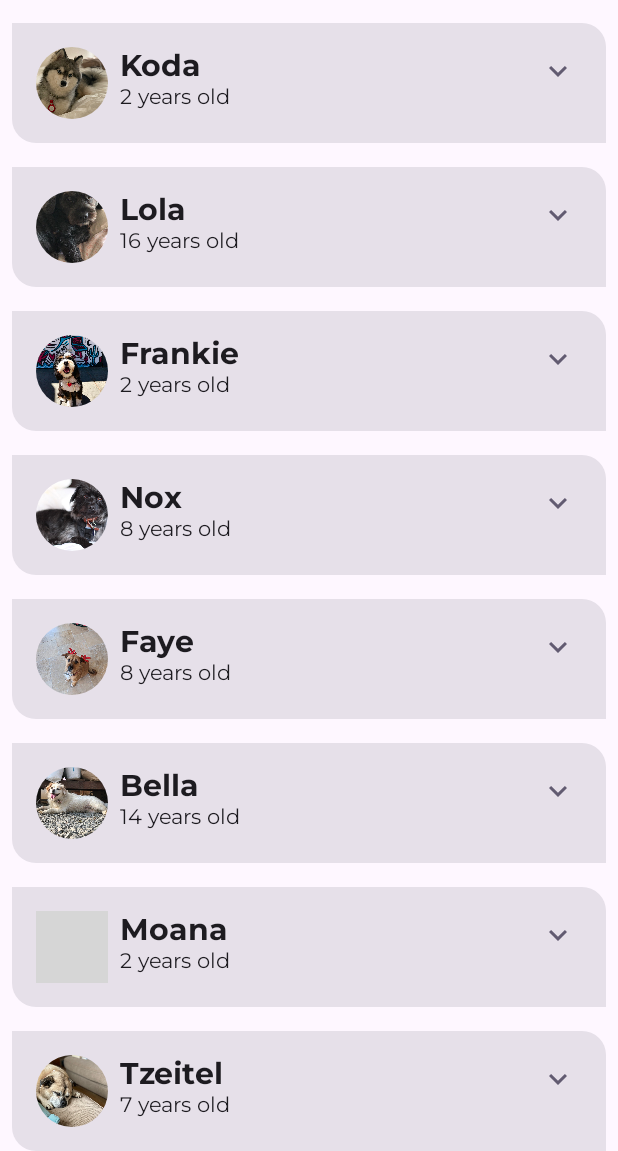
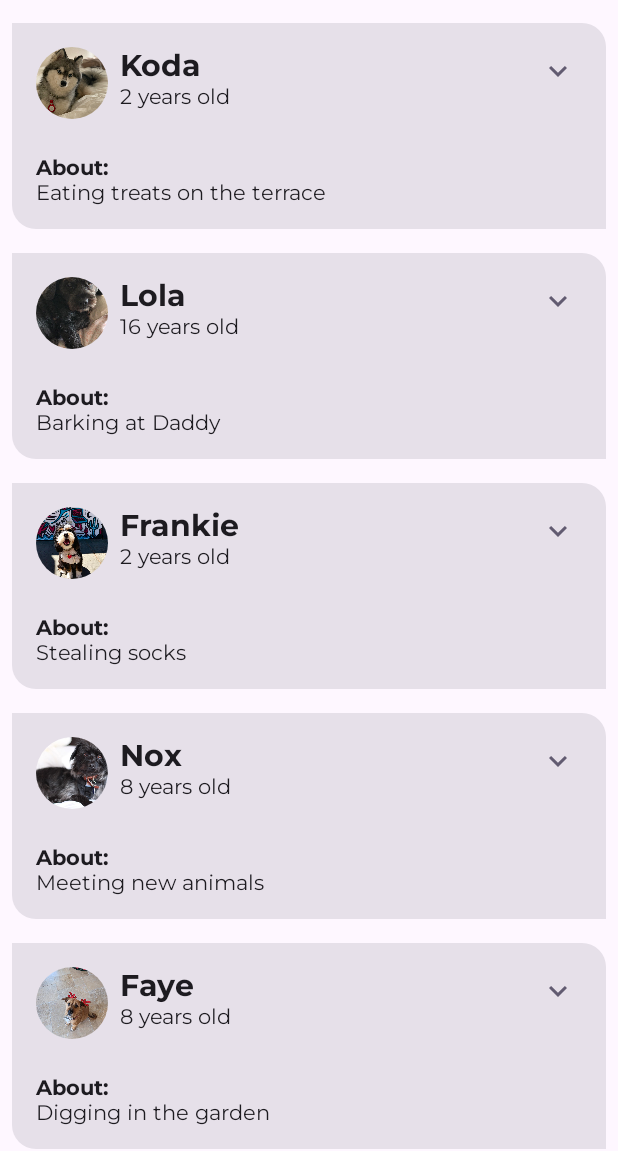
Before and after one commit to MatrevLT/android_basics_with_compose, an Android app built with Jetpack Compose: the screen it shows after launch (MainActivity), on a phone screen of 412 x 824 dp, the part 85-1236 px from its top. Run offline under Robolectric (Android 15) with nearby library versions, the phone set to English and light mode, and no system bars; grey boxes are pictures that could not be loaded.

Commit message:
add info dog

```diff
--- a/basic-android-kotlin-compose-training-woof-starter/app/src/main/java/com/example/woof/MainActivity.kt
+++ b/basic-android-kotlin-compose-training-woof-starter/app/src/main/java/com/example/woof/MainActivity.kt
@@ -107,18 +107,31 @@ fun DogItem(
     modifier: Modifier = Modifier
 ) {
     var expanded by remember { mutableStateOf(false) }
-    Card(modifier = modifier) {
+    Card(
+        modifier = modifier
+    ) {
+        Column() {
             Row(
                 modifier = Modifier
                     .fillMaxWidth()
-                .padding(dimensionResource(id = R.dimen.padding_small))
+                    .padding(dimensionResource(R.dimen.padding_small))
             ) {
                 DogIcon(dog.imageResourceId)
                 DogInformation(dog.name, dog.age)
-            Spacer(modifier = Modifier.weight(1f))
+                Spacer(Modifier.weight(1f))
                 DogItemButton(
                     expanded = expanded,
-                onClick = { /*TODO*/ }
+                    onClick = { /*TODO*/ },
+                )
+            }
+            DogHobby(
+                dog.hobbies,
+                modifier = Modifier.padding(
+                    start = dimensionResource(R.dimen.padding_medium),
+                    top = dimensionResource(R.dimen.padding_small),
+                    end = dimensionResource(R.dimen.padding_medium),
+                    bottom = dimensionResource(R.dimen.padding_medium)
+                )
             )
         }
     }
@@ -239,3 +252,22 @@ fun WoofTopAppBar(modifier: Modifier = Modifier) {
         modifier = modifier
     )
 }
+
+@Composable
+fun DogHobby(
+    @StringRes dogHobby: Int,
+    modifier: Modifier = Modifier
+){
+    Column(
+        modifier = modifier
+    ) {
+        Text(
+            text = stringResource(R.string.about),
+            style = MaterialTheme.typography.labelSmall
+        )
+        Text(
+            text = stringResource(dogHobby),
+            style = MaterialTheme.typography.bodyLarge
+        )
+    }
+}
```
Lines whose indentation alone changed are shown as unchanged.
